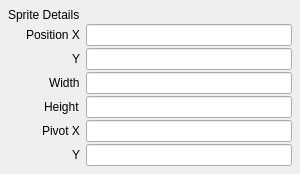
The window that worldeditor/src/editors/textureedit/spriteelement.ui (thunder-engine/thunder) describes before a commit, drawn with Qt 5.
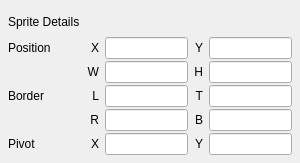
The same window after the commit.

Commit message: - Sliced sprite added - Corrections for the sliced sprite in the SpriteEditor - RectTool in the handles

Patch:
```diff
--- a/worldeditor/src/editors/textureedit/spriteelement.ui
+++ b/worldeditor/src/editors/textureedit/spriteelement.ui
@@ -13,16 +13,7 @@
   <property name="windowTitle">
    <string>Sprite Details</string>
   </property>
-  <layout class="QFormLayout" name="formLayout">
-   <property name="labelAlignment">
-    <set>Qt::AlignRight|Qt::AlignTrailing|Qt::AlignVCenter</set>
-   </property>
-   <property name="horizontalSpacing">
-    <number>6</number>
-   </property>
-   <property name="verticalSpacing">
-    <number>2</number>
-   </property>
+  <layout class="QGridLayout" name="gridLayout">
    <property name="leftMargin">
     <number>8</number>
    </property>
@@ -35,72 +26,169 @@
    <property name="bottomMargin">
     <number>8</number>
    </property>
-   <item row="0" column="0">
-    <widget class="QLabel" name="label">
-     <property name="text">
-      <string>Sprite Details</string>
-     </property>
-    </widget>
-   </item>
-   <item row="3" column="0">
-    <widget class="QLabel" name="yLabel">
-     <property name="text">
-      <string>Y</string>
-     </property>
-    </widget>
-   </item>
-   <item row="4" column="0">
+   <property name="horizontalSpacing">
+    <number>6</number>
+   </property>
+   <property name="verticalSpacing">
+    <number>2</number>
+   </property>
+   <item row="3" column="1">
     <widget class="QLabel" name="wLabel">
      <property name="text">
-      <string>Width</string>
+      <string>W</string>
      </property>
-    </widget>
-   </item>
-   <item row="5" column="0">
-    <widget class="QLabel" name="hLabel">
-     <property name="text">
-      <string>Height</string>
+     <property name="alignment">
+      <set>Qt::AlignRight|Qt::AlignTrailing|Qt::AlignVCenter</set>
      </property>
     </widget>
    </item>
-   <item row="2" column="0">
+   <item row="4" column="2">
+    <widget class="QLineEdit" name="borderEditL"/>
+   </item>
+   <item row="1" column="1">
     <widget class="QLabel" name="xLabel">
      <property name="text">
-      <string>Position X</string>
+      <string> X</string>
+     </property>
+     <property name="alignment">
+      <set>Qt::AlignRight|Qt::AlignTrailing|Qt::AlignVCenter</set>
+     </property>
+    </widget>
+   </item>
+   <item row="3" column="3">
+    <widget class="QLabel" name="hLabel">
+     <property name="text">
+      <string>H</string>
+     </property>
+     <property name="alignment">
+      <set>Qt::AlignRight|Qt::AlignTrailing|Qt::AlignVCenter</set>
+     </property>
+    </widget>
+   </item>
+   <item row="3" column="4">
+    <widget class="QLineEdit" name="hEdit"/>
+   </item>
+   <item row="3" column="2">
+    <widget class="QLineEdit" name="wEdit"/>
+   </item>
+   <item row="6" column="3">
+    <widget class="QLabel" name="pivotY">
+     <property name="text">
+      <string>Y</string>
+     </property>
+     <property name="alignment">
+      <set>Qt::AlignRight|Qt::AlignTrailing|Qt::AlignVCenter</set>
+     </property>
+    </widget>
+   </item>
+   <item row="4" column="1">
+    <widget class="QLabel" name="borderL">
+     <property name="text">
+      <string> L</string>
+     </property>
+     <property name="alignment">
+      <set>Qt::AlignRight|Qt::AlignTrailing|Qt::AlignVCenter</set>
      </property>
     </widget>
    </item>
    <item row="6" column="1">
-    <widget class="QLineEdit" name="pivotXEdit"/>
-   </item>
-   <item row="6" column="0">
     <widget class="QLabel" name="pivotX">
      <property name="text">
-      <string>Pivot X</string>
+      <string>X</string>
      </property>
+     <property name="alignment">
+      <set>Qt::AlignRight|Qt::AlignTrailing|Qt::AlignVCenter</set>
+     </property>
     </widget>
    </item>
-   <item row="7" column="1">
+   <item row="1" column="0">
+    <widget class="QLabel" name="positionLabel">
+     <property name="text">
+      <string>Position</string>
+     </property>
+    </widget>
+   </item>
+   <item row="1" column="2">
+    <widget class="QLineEdit" name="xEdit"/>
+   </item>
+   <item row="1" column="3">
+    <widget class="QLabel" name="yLabel">
+     <property name="text">
+      <string>Y</string>
+     </property>
+     <property name="alignment">
+      <set>Qt::AlignRight|Qt::AlignTrailing|Qt::AlignVCenter</set>
+     </property>
+    </widget>
+   </item>
+   <item row="6" column="0">
+    <widget class="QLabel" name="pivotLabel">
+     <property name="text">
+      <string>Pivot</string>
+     </property>
+    </widget>
+   </item>
+   <item row="4" column="4">
+    <widget class="QLineEdit" name="borderEditT"/>
+   </item>
+   <item row="4" column="0">
+    <widget class="QLabel" name="borderLabel">
+     <property name="text">
+      <string>Border</string>
+     </property>
+    </widget>
+   </item>
+   <item row="4" column="3">
+    <widget class="QLabel" name="borderT">
+     <property name="text">
+      <string>T</string>
+     </property>
+     <property name="alignment">
+      <set>Qt::AlignRight|Qt::AlignTrailing|Qt::AlignVCenter</set>
+     </property>
+    </widget>
+   </item>
+   <item row="6" column="2">
+    <widget class="QLineEdit" name="pivotXEdit"/>
+   </item>
+   <item row="1" column="4">
+    <widget class="QLineEdit" name="yEdit"/>
+   </item>
+   <item row="6" column="4">
     <widget class="QLineEdit" name="pivotYEdit"/>
    </item>
-   <item row="7" column="0">
-    <widget class="QLabel" name="pivotY">
-     <property name="text">
-      <string>Y</string>
-     </property>
-    </widget>
+   <item row="5" column="2">
+    <widget class="QLineEdit" name="borderEditR"/>
+   </item>
+   <item row="5" column="4">
+    <widget class="QLineEdit" name="borderEditB"/>
    </item>
    <item row="5" column="1">
-    <widget class="QLineEdit" name="hEdit"/>
+    <widget class="QLabel" name="borderR">
+     <property name="text">
+      <string>R</string>
+     </property>
+     <property name="alignment">
+      <set>Qt::AlignRight|Qt::AlignTrailing|Qt::AlignVCenter</set>
+     </property>
+    </widget>
    </item>
-   <item row="4" column="1">
-    <widget class="QLineEdit" name="wEdit"/>
+   <item row="0" column="0">
+    <widget class="QLabel" name="label">
+     <property name="text">
+      <string>Sprite Details</string>
+     </property>
+    </widget>
    </item>
-   <item row="3" column="1">
-    <widget class="QLineEdit" name="yEdit"/>
-   </item>
-   <item row="2" column="1">
-    <widget class="QLineEdit" name="xEdit"/>
+   <item row="5" column="3">
+    <widget class="QLabel" name="borderB">
+     <property name="text">
+      <string>B</string>
+     </property>
+     <property name="alignment">
+      <set>Qt::AlignRight|Qt::AlignTrailing|Qt::AlignVCenter</set>
+     </property>
+    </widget>
    </item>
   </layout>
  </widget>
```
The commit also changes 9 other files.
